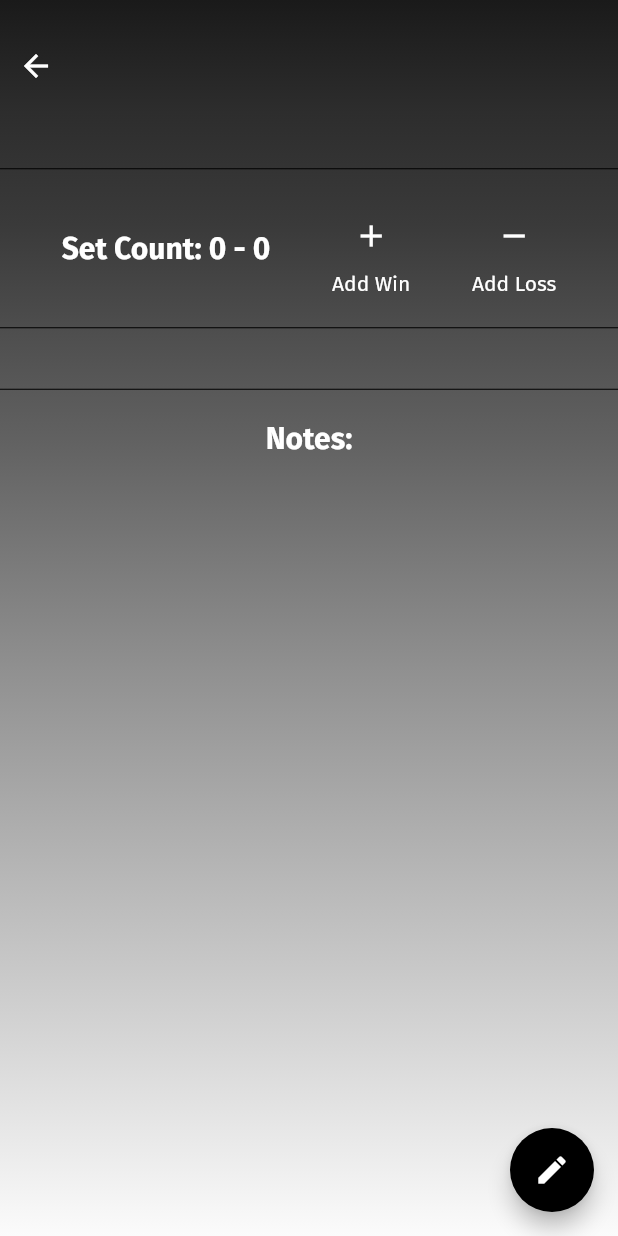
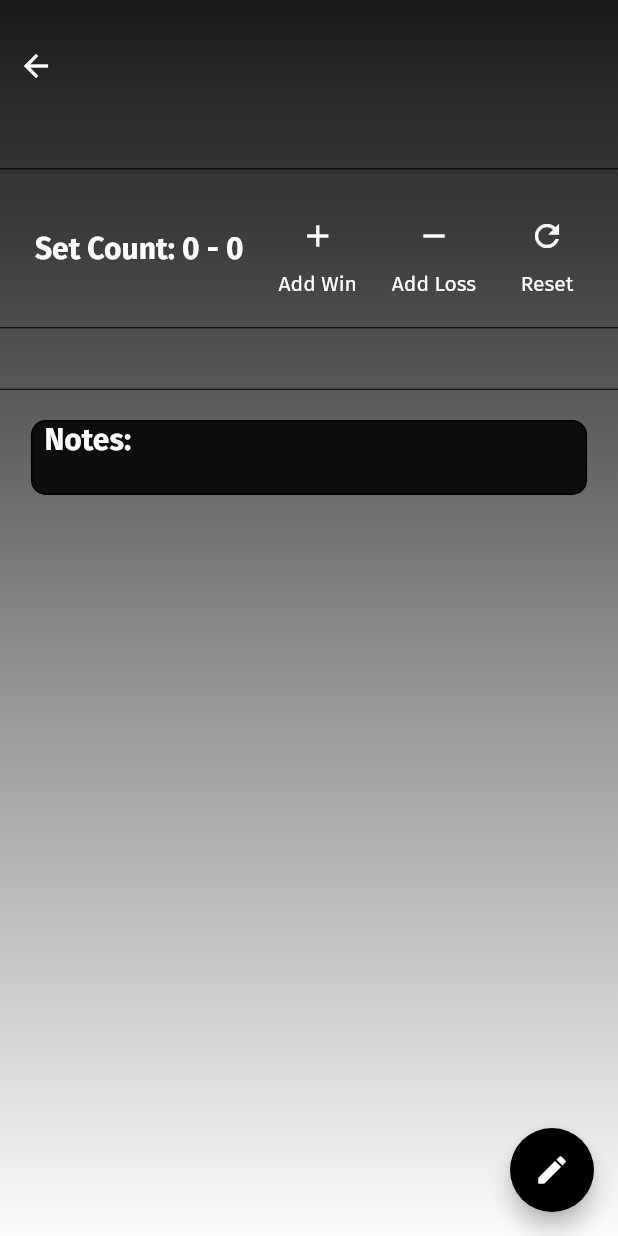
Before and after one commit to aking618/smash_app_v2, a Flutter app: the PlayerPage screen opened directly with empty values, on a phone screen of 412 x 824 dp. Run offline on Flutter 3.47's test engine with Material 2 defaults, Android fonts, the light colour scheme and no system bars; our stand-ins replace cached_network_image, flutter_riverpod, fluttertoast, google_fonts, sqflite; accounts and stored records are empty; network calls fail; statements that could not run were skipped.

Commit message:
riverpod : Removed  nested db passing

```diff
--- a/lib/pages/add_person_record.dart
+++ b/lib/pages/add_person_record.dart
@@ -141,10 +141,6 @@ class _AddPersonalRecordState extends State<AddPersonalRecord> {
             entries['id'] = widget.playerId;
             entries['characters'] = chosenCharacters;
           });
-
-          // print type of entries['characters']
-          print(entries['characters']);
-          print(entries['characters'].runtimeType);
 
           PlayerRecord playerRecord = PlayerRecord.fromMap(entries);
           await SmashAppDatabase().insertPlayerRecord(widget.db, playerRecord);
--- a/lib/pages/player_page.dart
+++ b/lib/pages/player_page.dart
@@ -1,13 +1,15 @@
 import 'package:cached_network_image/cached_network_image.dart';
 import 'package:flutter/material.dart';
+import 'package:flutter_riverpod/flutter_riverpod.dart';
 import 'package:fluttertoast/fluttertoast.dart';
 import 'package:smash_app/constants/background.dart';
+import 'package:smash_app/main.dart';
 import 'package:smash_app/models/player_record.dart';
 import 'package:smash_app/services/db.dart';
 import 'package:sqflite/sqflite.dart';
 
 // ignore: must_be_immutable
-class PlayerPage extends StatefulWidget {
+class PlayerPage extends ConsumerStatefulWidget {
   PlayerRecord playerRecord;
   Function onUpdate;
   PlayerPage({Key? key, required this.playerRecord, required this.onUpdate})
@@ -17,7 +19,8 @@ class PlayerPage extends StatefulWidget {
   _PlayerPageState createState() => _PlayerPageState();
 }
 
-class _PlayerPageState extends State<PlayerPage> {
+class _PlayerPageState extends ConsumerState<PlayerPage> {
+  late Database db;
   String imageUrl = "https://www.smashbros.com/assets_v2/img/fighter/thumb_a/";
   TextEditingController _playerTagController = TextEditingController();
   TextEditingController _notesController = TextEditingController();
@@ -26,6 +29,7 @@ class _PlayerPageState extends State<PlayerPage> {
   @override
   void initState() {
     super.initState();
+    db = ref.read(dbProvider);
     _playerTagController.text = widget.playerRecord.playerTag;
     _notesController.text = widget.playerRecord.notes;
   }
@@ -117,6 +121,7 @@ class _PlayerPageState extends State<PlayerPage> {
           ),
           buildAddIconButton(),
           buildSubIconButton(),
+          buildResetIconButton(),
         ],
       ),
     );
@@ -146,6 +151,20 @@ class _PlayerPageState extends State<PlayerPage> {
           },
         ),
         Text("Add Win"),
+      ],
+    );
+  }
+
+  Column buildResetIconButton() {
+    return Column(
+      children: <Widget>[
+        IconButton(
+          icon: Icon(Icons.refresh),
+          onPressed: () async {
+            await updatePlayerReset();
+          },
+        ),
+        Text("Reset"),
       ],
     );
   }
@@ -194,7 +213,17 @@ class _PlayerPageState extends State<PlayerPage> {
 
   Widget buildNotes() {
     return Container(
+      padding: EdgeInsets.only(left: 8.0, right: 8.0),
       margin: EdgeInsets.only(top: 20),
+      width: MediaQuery.of(context).size.width * 0.9,
+      decoration: BoxDecoration(
+        borderRadius: BorderRadius.circular(10),
+        border: Border.all(
+          color: Colors.black,
+          width: 1,
+        ),
+        color: Colors.black87,
+      ),
       child: _isEditing
           ? TextField(
               controller: _notesController,
@@ -205,6 +234,7 @@ class _PlayerPageState extends State<PlayerPage> {
               ),
             )
           : Column(
+              crossAxisAlignment: CrossAxisAlignment.start,
               children: [
                 Text(
                   "Notes:",
@@ -289,8 +319,6 @@ class _PlayerPageState extends State<PlayerPage> {
       losses: widget.playerRecord.losses + 1,
       id: widget.playerRecord.id,
     );
-    // get the database
-    Database db = await SmashAppDatabase().intializedDB();
     await SmashAppDatabase().updatePlayerRecord(db, updatedPlayerRecord);
 
     widget.onUpdate(updatedPlayerRecord);
@@ -309,8 +337,24 @@ class _PlayerPageState extends State<PlayerPage> {
       losses: widget.playerRecord.losses,
       id: widget.playerRecord.id,
     );
-    // get the database
-    Database db = await SmashAppDatabase().intializedDB();
+    await SmashAppDatabase().updatePlayerRecord(db, updatedPlayerRecord);
+
+    widget.onUpdate(updatedPlayerRecord);
+
+    setState(() {
+      widget.playerRecord = updatedPlayerRecord;
+    });
+  }
+
+  Future<void> updatePlayerReset() async {
+    PlayerRecord updatedPlayerRecord = PlayerRecord(
+      playerTag: _playerTagController.text,
+      notes: _notesController.text,
+      characters: widget.playerRecord.characters,
+      wins: 0,
+      losses: 0,
+      id: widget.playerRecord.id,
+    );
     await SmashAppDatabase().updatePlayerRecord(db, updatedPlayerRecord);
 
     widget.onUpdate(updatedPlayerRecord);
--- a/pubspec.yaml
+++ b/pubspec.yaml
@@ -22,10 +22,10 @@ environment:
 
 dependencies:
   cached_network_image: ^3.1.0
-  clickable_list_wheel_view: ^0.0.4
   cupertino_icons: ^1.0.2
   flutter:
     sdk: flutter
+  flutter_riverpod: ^1.0.0-dev.7
   fluttertoast: ^8.0.8
   google_fonts: ^2.1.0
   http: ^0.13.3
```
Also changed, not shown: lib/main.dart (+27 -1 lines), lib/pages/home.dart (+5 -14 lines), lib/pages/personal_set_records.dart (+11 -8 lines), lib/pages/random_character_generator.dart (+10 -7 lines), lib/pages/tournament_set_assistant.dart (+13 -10 lines), pubspec.lock.
